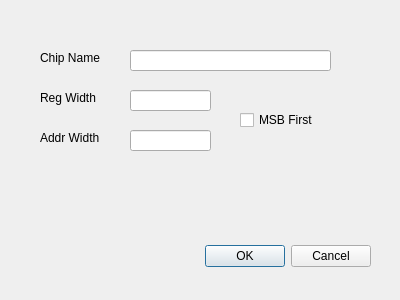
Above: edit_chip_dialog.ui from ZhihongLei/IASRegisterManager before the change. Below: the same form after it.
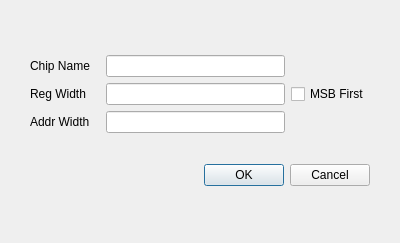
That is the form after the change.

Diff of the .ui file:
```diff
--- a/edit_chip_dialog.ui
+++ b/edit_chip_dialog.ui
@@ -7,110 +7,122 @@
     <x>0</x>
     <y>0</y>
     <width>400</width>
-    <height>300</height>
+    <height>243</height>
    </rect>
   </property>
   <property name="windowTitle">
    <string>New Chip</string>
   </property>
-  <widget class="QDialogButtonBox" name="buttonBox">
-   <property name="geometry">
-    <rect>
-     <x>30</x>
-     <y>240</y>
-     <width>341</width>
-     <height>32</height>
-    </rect>
+  <layout class="QVBoxLayout" name="verticalLayout">
+   <property name="leftMargin">
+    <number>30</number>
    </property>
-   <property name="orientation">
-    <enum>Qt::Horizontal</enum>
+   <property name="topMargin">
+    <number>30</number>
    </property>
-   <property name="standardButtons">
-    <set>QDialogButtonBox::Cancel|QDialogButtonBox::Ok</set>
+   <property name="rightMargin">
+    <number>30</number>
    </property>
-  </widget>
-  <widget class="QLabel" name="label">
-   <property name="geometry">
-    <rect>
-     <x>40</x>
-     <y>50</y>
-     <width>71</width>
-     <height>16</height>
-    </rect>
+   <property name="bottomMargin">
+    <number>30</number>
    </property>
-   <property name="text">
-    <string>Chip Name</string>
-   </property>
-  </widget>
-  <widget class="QLineEdit" name="lineEditChipName">
-   <property name="geometry">
-    <rect>
-     <x>130</x>
-     <y>50</y>
-     <width>201</width>
-     <height>21</height>
-    </rect>
-   </property>
-  </widget>
-  <widget class="QLabel" name="label_2">
-   <property name="geometry">
-    <rect>
-     <x>40</x>
-     <y>90</y>
-     <width>71</width>
-     <height>16</height>
-    </rect>
-   </property>
-   <property name="text">
-    <string>Reg Width</string>
-   </property>
-  </widget>
-  <widget class="QLabel" name="label_3">
-   <property name="geometry">
-    <rect>
-     <x>40</x>
-     <y>130</y>
-     <width>71</width>
-     <height>16</height>
-    </rect>
-   </property>
-   <property name="text">
-    <string>Addr Width</string>
-   </property>
-  </widget>
-  <widget class="QLineEdit" name="lineEditRegWidth">
-   <property name="geometry">
-    <rect>
-     <x>130</x>
-     <y>90</y>
-     <width>81</width>
-     <height>21</height>
-    </rect>
-   </property>
-  </widget>
-  <widget class="QLineEdit" name="lineEditAddrWidth">
-   <property name="geometry">
-    <rect>
-     <x>130</x>
-     <y>130</y>
-     <width>81</width>
-     <height>21</height>
-    </rect>
-   </property>
-  </widget>
-  <widget class="QCheckBox" name="checkBoxMSBFirst">
-   <property name="geometry">
-    <rect>
-     <x>240</x>
-     <y>110</y>
-     <width>87</width>
-     <height>20</height>
-    </rect>
-   </property>
-   <property name="text">
-    <string>MSB First</string>
-   </property>
-  </widget>
+   <item>
+    <layout class="QGridLayout" name="layoutMain">
+     <item row="0" column="0">
+      <widget class="QLabel" name="labelChipName">
+       <property name="sizePolicy">
+        <sizepolicy hsizetype="Fixed" vsizetype="Fixed">
+         <horstretch>0</horstretch>
+         <verstretch>0</verstretch>
+        </sizepolicy>
+       </property>
+       <property name="minimumSize">
+        <size>
+         <width>70</width>
+         <height>0</height>
+        </size>
+       </property>
+       <property name="text">
+        <string>Chip Name</string>
+       </property>
+       <property name="buddy">
+        <cstring>lineEditChipName</cstring>
+       </property>
+      </widget>
+     </item>
+     <item row="0" column="1">
+      <widget class="QLineEdit" name="lineEditChipName"/>
+     </item>
+     <item row="1" column="0">
+      <widget class="QLabel" name="labelRegWidth">
+       <property name="sizePolicy">
+        <sizepolicy hsizetype="Fixed" vsizetype="Fixed">
+         <horstretch>0</horstretch>
+         <verstretch>0</verstretch>
+        </sizepolicy>
+       </property>
+       <property name="minimumSize">
+        <size>
+         <width>70</width>
+         <height>0</height>
+        </size>
+       </property>
+       <property name="text">
+        <string>Reg Width</string>
+       </property>
+       <property name="buddy">
+        <cstring>lineEditRegWidth</cstring>
+       </property>
+      </widget>
+     </item>
+     <item row="1" column="1">
+      <widget class="QLineEdit" name="lineEditRegWidth"/>
+     </item>
+     <item row="1" column="2">
+      <widget class="QCheckBox" name="checkBoxMSBFirst">
+       <property name="text">
+        <string>MSB First</string>
+       </property>
+      </widget>
+     </item>
+     <item row="2" column="0">
+      <widget class="QLabel" name="labelAddrWidth">
+       <property name="sizePolicy">
+        <sizepolicy hsizetype="Fixed" vsizetype="Fixed">
+         <horstretch>0</horstretch>
+         <verstretch>0</verstretch>
+        </sizepolicy>
+       </property>
+       <property name="minimumSize">
+        <size>
+         <width>70</width>
+         <height>0</height>
+        </size>
+       </property>
+       <property name="text">
+        <string>Addr Width</string>
+       </property>
+       <property name="buddy">
+        <cstring>lineEditAddrWidth</cstring>
+       </property>
+      </widget>
+     </item>
+     <item row="2" column="1">
+      <widget class="QLineEdit" name="lineEditAddrWidth"/>
+     </item>
+    </layout>
+   </item>
+   <item>
+    <widget class="QDialogButtonBox" name="buttonBox">
+     <property name="orientation">
+      <enum>Qt::Horizontal</enum>
+     </property>
+     <property name="standardButtons">
+      <set>QDialogButtonBox::Cancel|QDialogButtonBox::Ok</set>
+     </property>
+    </widget>
+   </item>
+  </layout>
  </widget>
  <resources/>
  <connections>
```
